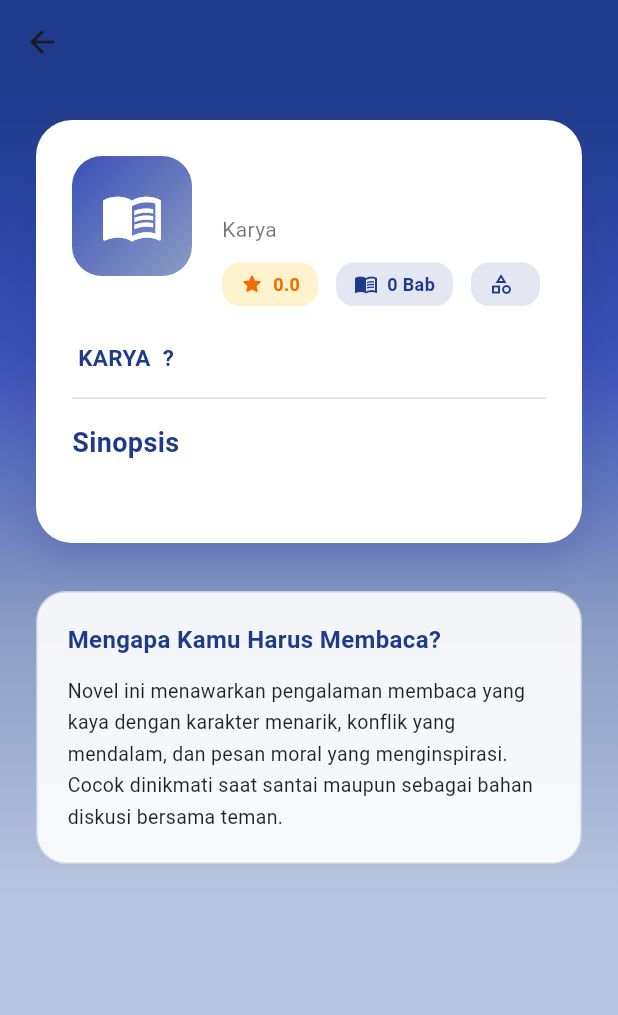
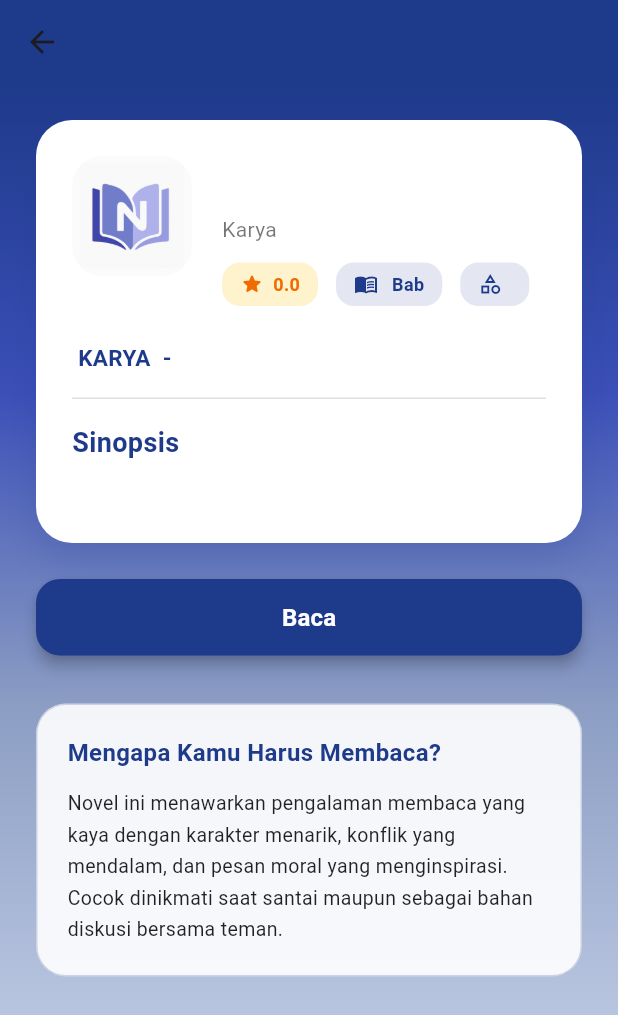
Before and after one commit to Rendyprobe/Novelina, a Flutter app: the NovelDetailScreen screen opened directly with empty values, on a phone screen of 412 x 824 dp. Shown: the top 1015 px of the screen. Run offline on Flutter 3.47's test engine with Material 3 defaults, Android fonts, the phone set to English and light mode, and no system bars; our stand-ins replace shared_preferences; accounts and stored records are empty.

Commit message:
halaman bacaan novel

```diff
--- a/lib/core/app_constants.dart
+++ b/lib/core/app_constants.dart
@@ -5,4 +5,5 @@ class AppConstants {
   static const String welcomeMessage = 'Selamat datang di dunia novel';
   static const String loginSuccessMessage = 'Login berhasil!';
   static const String registerSuccessMessage = 'Registrasi berhasil!';
+  static const String logoAsset = 'assets/images/Logo_Novelina.jpg';
 }
--- a/lib/screens/home/novel_detail_screen.dart
+++ b/lib/screens/home/novel_detail_screen.dart
@@ -1,6 +1,8 @@
 import 'package:flutter/material.dart';
 import '../../core/app_colors.dart';
+import '../../core/app_constants.dart';
 import '../../models/novel_model.dart';
+import 'novel_reader_screen.dart';
 
 class NovelDetailScreen extends StatelessWidget {
   const NovelDetailScreen({
@@ -50,17 +52,13 @@ class NovelDetailScreen extends StatelessWidget {
                       Row(
                         crossAxisAlignment: CrossAxisAlignment.start,
                         children: [
-                          Container(
-                            width: 80,
-                            height: 80,
-                            decoration: BoxDecoration(
-                              gradient: AppColors.cardGradient,
-                              borderRadius: BorderRadius.circular(20),
-                            ),
-                            child: const Icon(
-                              Icons.menu_book,
-                              color: Colors.white,
-                              size: 42,
+                          ClipRRect(
+                            borderRadius: BorderRadius.circular(20),
+                            child: Image.asset(
+                              AppConstants.logoAsset,
+                              width: 80,
+                              height: 80,
+                              fit: BoxFit.cover,
                             ),
                           ),
                           const SizedBox(width: 20),
@@ -86,24 +84,30 @@ class NovelDetailScreen extends StatelessWidget {
                                 ),
                                 const SizedBox(height: 12),
                                 Wrap(
+                                  alignment: WrapAlignment.start,
+                                  runAlignment: WrapAlignment.start,
                                   spacing: 12,
                                   runSpacing: 12,
                                   children: [
+                                    // ignore: prefer_const_constructors
                                     _InfoChip(
                                       icon: Icons.star_rounded,
                                       label: novel.formattedRating,
                                       background: Colors.amber.withValues(alpha: 0.2),
                                       foreground: Colors.orange.shade800,
                                     ),
+                                    // ignore: prefer_const_constructors
                                     _InfoChip(
                                       icon: Icons.menu_book_outlined,
-                                      label: '${novel.chapters} Bab',
+                                      label: ' Bab',
                                     ),
+                                    // ignore: prefer_const_constructors
                                     _InfoChip(
                                       icon: Icons.category_outlined,
                                       label: novel.genre,
                                     ),
                                     if (featureTag != null)
+                                      // ignore: prefer_const_constructors
                                       _InfoChip(
                                         icon: Icons.workspace_premium,
                                         label: featureTag,
@@ -147,6 +151,36 @@ class NovelDetailScreen extends StatelessWidget {
                         ),
                       ),
                     ],
+                  ),
+                ),
+                const SizedBox(height: 24),
+                SizedBox(
+                  width: double.infinity,
+                  child: ElevatedButton(
+                    style: ElevatedButton.styleFrom(
+                      backgroundColor: AppColors.primaryBlue,
+                      foregroundColor: Colors.white,
+                      padding: const EdgeInsets.symmetric(vertical: 14),
+                      shape: RoundedRectangleBorder(
+                        borderRadius: BorderRadius.circular(16),
+                      ),
+                      elevation: 4,
+                    ),
+                    onPressed: () {
+                      Navigator.push(
+                        context,
+                        MaterialPageRoute(
+                          builder: (_) => NovelReaderScreen(novel: novel),
+                        ),
+                      );
+                    },
+                    child: const Text(
+                      'Baca',
+                      style: TextStyle(
+                        fontSize: 16,
+                        fontWeight: FontWeight.w600,
+                      ),
+                    ),
                   ),
                 ),
                 const SizedBox(height: 32),
--- a/pubspec.yaml
+++ b/pubspec.yaml
@@ -17,3 +17,5 @@ dev_dependencies:
 
 flutter:
   uses-material-design: true
+  assets:
+    - assets/images/Logo_Novelina.jpg
```
Also changed, not shown: lib/models/novel_model.dart (+43 -3 lines), lib/screens/auth/sign_in_screen.dart (+6 -4 lines), lib/screens/auth/sign_up_screen.dart (+6 -4 lines), lib/screens/home/home_screen.dart (+8 -11 lines), lib/screens/home/novel_reader_screen.dart (added, +93 -0 lines), lib/screens/splash_screen.dart (+6 -4 lines), assets/images/Logo_Novelina.jpg (added), assets/images/Logo_Unesa.JPG (deleted).
